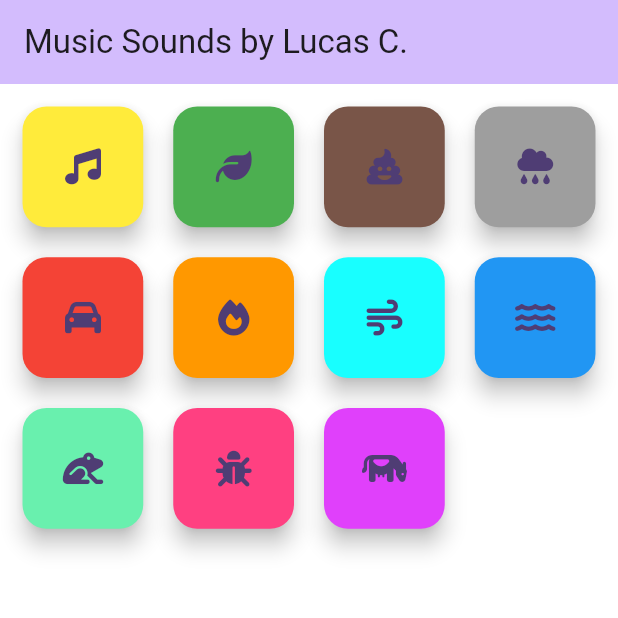
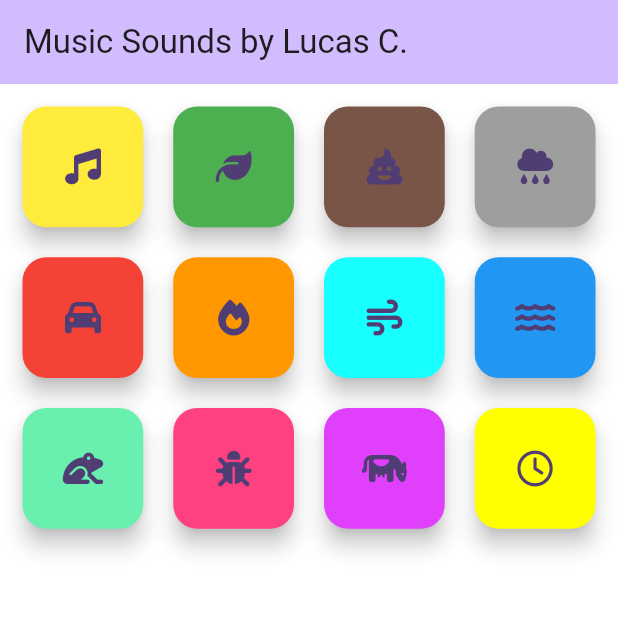
Before and after one commit to lucascarcal/sound_buttons, a Flutter app: the screen it shows after launch, on a phone screen of 412 x 824 dp, the top half of it. Run offline on Flutter 3.47's test engine with Material 3 defaults, Android fonts, the phone set to English and light mode, and no system bars; our stand-ins replace audioplayers, font_awesome_flutter.

Commit message:
clock icon added

```diff
--- a/lib/home_page.dart
+++ b/lib/home_page.dart
@@ -78,6 +78,10 @@ class _MyHomePageState extends State<MyHomePage> {
                 song: 'cow.mp3',
                 backgroundColor: Colors.purpleAccent,
                 icon: FontAwesomeIcons.cow),
+            SoundButton(
+                song: 'clock.mp3',
+                backgroundColor: Colors.yellowAccent,
+                icon: FontAwesomeIcons.clock),
           ],
         ),
       ),
```
Also changed, not shown: 1 other file.
